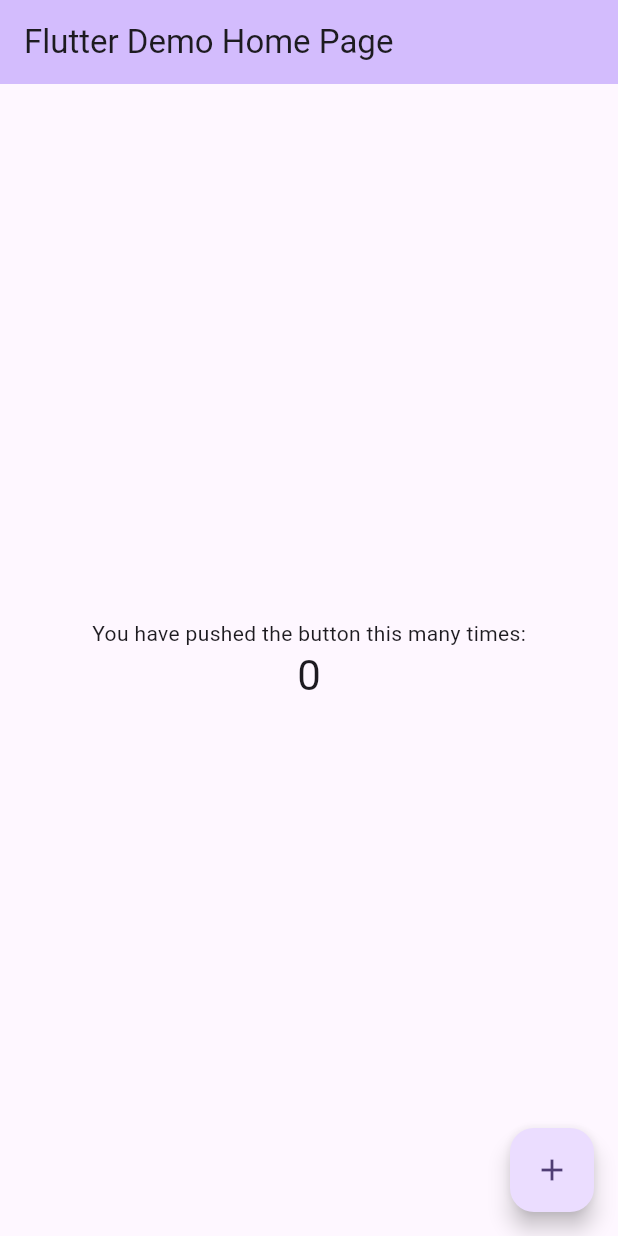
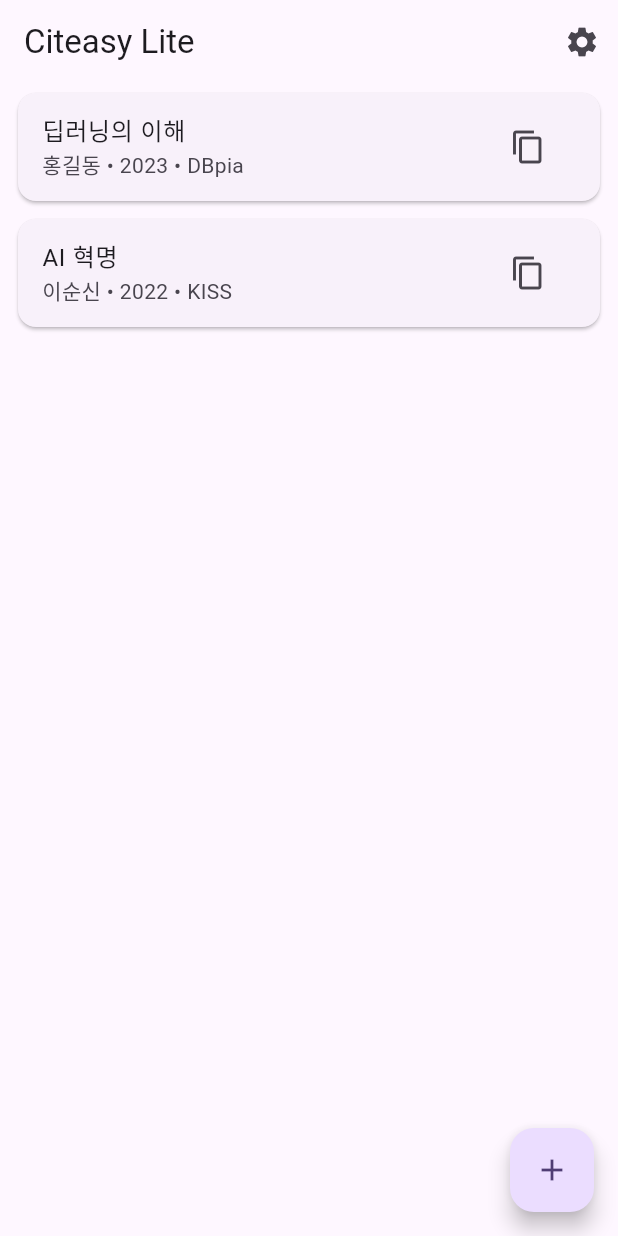
Before and after one commit to eastsunshinee/citeasy_lite, a Flutter app: the screen it shows after launch, on a phone screen of 412 x 824 dp. Run offline on Flutter 3.47's test engine with Material 3 defaults, Android fonts, the phone set to English and light mode, and no system bars.

Commit message:
feat: 홈 화면 초기 생성

```diff
--- a/lib/main.dart
+++ b/lib/main.dart
@@ -1,4 +1,5 @@
 import 'package:flutter/material.dart';
+import 'views/home_view.dart';
 
 void main() {
   runApp(const MyApp());
@@ -30,7 +31,8 @@
         // tested with just a hot reload.
         colorScheme: ColorScheme.fromSeed(seedColor: Colors.deepPurple),
       ),
-      home: const MyHomePage(title: 'Flutter Demo Home Page'),
+    //   home: const MyHomePage(title: 'Flutter Demo Home Page'),
+        home: HomeView(),
     );
   }
 }
--- /dev/null
+++ b/lib/models/citation.dart
@@ -0,0 +1,13 @@
+class Citation {
+    final String title;
+    final String author;
+    final String year;
+    final String source;
+
+    Citation({
+        required this.title,
+        required this.author,
+        required this.year,
+        required this.source
+    });
+}
--- /dev/null
+++ b/lib/views/home_view.dart
@@ -0,0 +1,58 @@
+import 'package:flutter/material.dart';
+import '../models/citation.dart';
+import 'package:flutter/services.dart';
+
+class HomeView extends StatelessWidget {
+
+
+  final List<Citation> dummyCitations = [
+    Citation(title: '딥러닝의 이해', author: '홍길동', year: '2023', source: 'DBpia'),
+    Citation(title: 'AI 혁명', author: '이순신', year: '2022', source: 'KISS'),
+  ];
+
+  @override
+  Widget build(BuildContext context) {
+    return Scaffold(
+      appBar: AppBar(
+        title: Text('Citeasy Lite'),
+        actions: [
+          IconButton(
+            icon: Icon(Icons.settings),
+            onPressed: () {
+              // TODO: 설정 화면 이동
+            },
+          )
+        ],
+      ),
+      body: ListView.builder(
+        itemCount: dummyCitations.length,
+        itemBuilder: (context, index) {
+          final citation = dummyCitations[index];
+          return Card(
+            margin: EdgeInsets.symmetric(horizontal: 12, vertical: 6),
+            child: ListTile(
+              title: Text(citation.title),
+              subtitle: Text('${citation.author} • ${citation.year} • ${citation.source}'),
+              trailing: IconButton(
+                icon: Icon(Icons.copy),
+                onPressed: () {
+                  final formatted = '${citation.author} (${citation.year}). ${citation.title}. ${citation.source}.';
+                  Clipboard.setData(ClipboardData(text: formatted));
+                  ScaffoldMessenger.of(context).showSnackBar(
+                    SnackBar(content: Text('인용문이 복사되었습니다')),
+                  );
+                },
+              ),
+            ),
+          );
+        },
+      ),
+      floatingActionButton: FloatingActionButton(
+        child: Icon(Icons.add),
+        onPressed: () {
+          // TODO: AddCitationView로 이동
+        },
+      ),
+    );
+  }
+}
```
Also changed, not shown: 1 other file.
